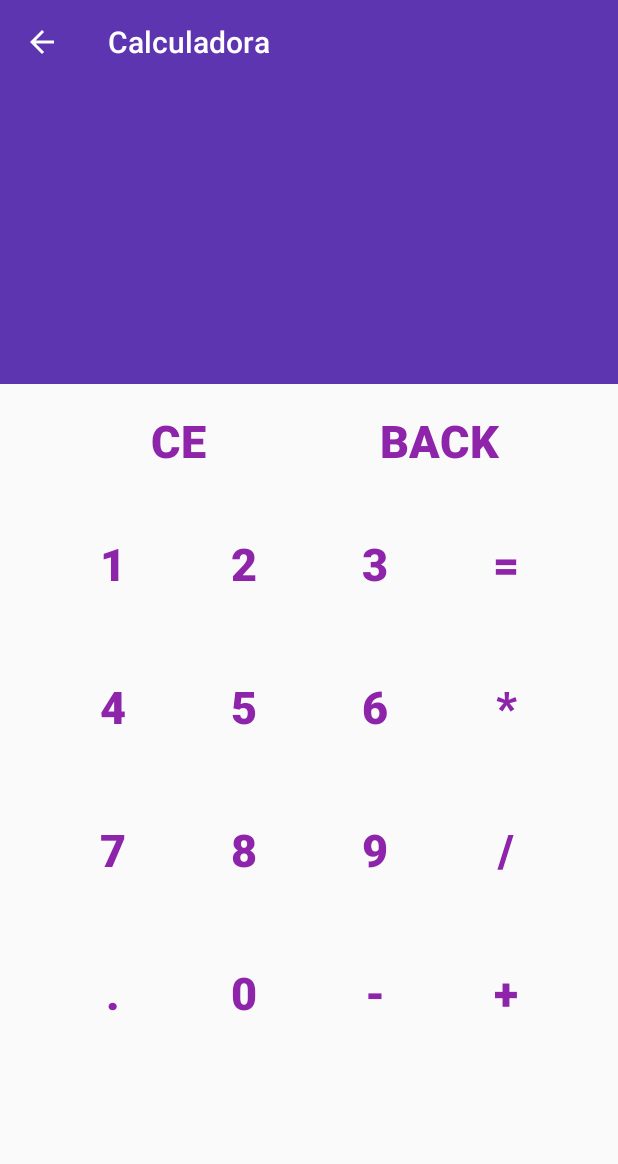
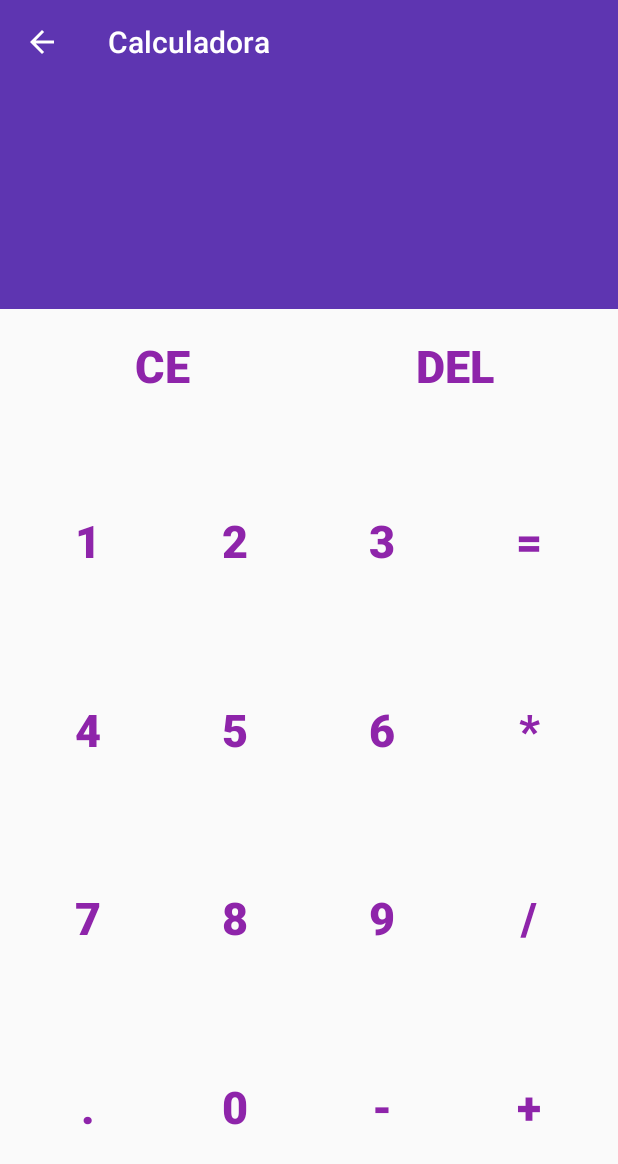
Before and after one commit to MarcosMarossi/grape, an Android app: the CalculatorActivity screen opened directly, with no data from a screen before it, on a phone screen of 412 x 824 dp. Shown: the top 1164 px of the screen. Run offline under Robolectric (Android 15) with nearby library versions, the phone set to English and light mode, and no system bars.

Commit message:
Fix some mistakes.

```diff
--- a/app/src/main/java/com/example/grapeproject/Panel/ProfitActivity.java
+++ b/app/src/main/java/com/example/grapeproject/Panel/ProfitActivity.java
@@ -87,15 +87,15 @@ public class ProfitActivity extends AppCompatActivity {
             updateBoxes(totalBoxes);
 
             switch (type){
-                case "Amarela":
+                case "Cx. Amarela":
                     int totalYellow = totalYellowBox + quantity;
                     updateYellowBox(totalYellow);
                     break;
-                case "Vermelha":
+                case "Cx. Vermelha":
                     int totalRed = totalRedBox + quantity;
                     updateRedBoxes(totalRed);
                     break;
-                case "Plastica":
+                case "Cx. Plástica":
                     int totalPlastic = totalPlacticBox + quantity;
                     updatePlasticBox(totalPlastic);
                     break;
--- a/app/src/main/res/layout/activity_calculator.xml
+++ b/app/src/main/res/layout/activity_calculator.xml
@@ -9,226 +9,256 @@
 
     <Button
         android:id="@+id/b1"
-        android:layout_width="87dp"
-        android:layout_height="87dp"
-        android:layout_marginStart="32dp"
-        android:layout_marginTop="8dp"
+        android:layout_width="78dp"
+        android:layout_height="78dp"
         android:background="@android:color/transparent"
         android:text="1"
         android:textColor="#8E24AA"
         android:textSize="30sp"
         android:textStyle="bold"
+        app:layout_constraintBottom_toTopOf="@+id/b4"
+        app:layout_constraintEnd_toStartOf="@+id/b2"
+        app:layout_constraintHorizontal_bias="0.5"
         app:layout_constraintStart_toStartOf="parent"
         app:layout_constraintTop_toBottomOf="@+id/bClear" />
 
     <Button
         android:id="@+id/b4"
-        android:layout_width="87dp"
-        android:layout_height="87dp"
-        android:layout_marginStart="32dp"
-        android:layout_marginTop="8dp"
+        android:layout_width="78dp"
+        android:layout_height="78dp"
         android:background="@android:color/transparent"
         android:text="4"
         android:textColor="#8E24AA"
         android:textSize="30sp"
         android:textStyle="bold"
+        app:layout_constraintBottom_toTopOf="@+id/b7"
+        app:layout_constraintEnd_toStartOf="@+id/b5"
+        app:layout_constraintHorizontal_bias="0.5"
         app:layout_constraintStart_toStartOf="parent"
         app:layout_constraintTop_toBottomOf="@+id/b1" />
 
     <Button
         android:id="@+id/b2"
-        android:layout_width="87dp"
-        android:layout_height="87dp"
-        android:layout_marginTop="8dp"
+        android:layout_width="78dp"
+        android:layout_height="78dp"
         android:background="@android:color/transparent"
         android:text="2"
         android:textColor="#8E24AA"
         android:textSize="30sp"
         android:textStyle="bold"
+        app:layout_constraintBottom_toTopOf="@+id/b5"
+        app:layout_constraintEnd_toStartOf="@+id/b3"
+        app:layout_constraintHorizontal_bias="0.5"
         app:layout_constraintStart_toEndOf="@+id/b1"
         app:layout_constraintTop_toBottomOf="@+id/bClear" />
 
     <Button
         android:id="@+id/b3"
-        android:layout_width="87dp"
-        android:layout_height="87dp"
-        android:layout_marginTop="8dp"
+        android:layout_width="78dp"
+        android:layout_height="78dp"
         android:background="@android:color/transparent"
         android:text="3"
         android:textColor="#8E24AA"
         android:textSize="30sp"
         android:textStyle="bold"
+        app:layout_constraintBottom_toTopOf="@+id/b6"
+        app:layout_constraintEnd_toStartOf="@+id/bRes"
+        app:layout_constraintHorizontal_bias="0.5"
         app:layout_constraintStart_toEndOf="@+id/b2"
-        app:layout_constraintTop_toBottomOf="@+id/bClear" />
+        app:layout_constraintTop_toBottomOf="@+id/bBack" />
 
     <Button
         android:id="@+id/bRes"
-        android:layout_width="87dp"
-        android:layout_height="87dp"
-        android:layout_marginTop="8dp"
+        android:layout_width="78dp"
+        android:layout_height="78dp"
         android:background="@android:color/transparent"
         android:text="="
         android:textColor="#8E24AA"
         android:textSize="30sp"
         android:textStyle="bold"
+        app:layout_constraintBottom_toTopOf="@+id/bMul"
+        app:layout_constraintEnd_toEndOf="parent"
+        app:layout_constraintHorizontal_bias="0.5"
         app:layout_constraintStart_toEndOf="@+id/b3"
-        app:layout_constraintTop_toBottomOf="@+id/bClear" />
+        app:layout_constraintTop_toBottomOf="@+id/bBack" />
 
     <Button
         android:id="@+id/bDiv"
-        android:layout_width="87dp"
-        android:layout_height="87dp"
-        android:layout_marginTop="8dp"
+        android:layout_width="78dp"
+        android:layout_height="78dp"
         android:background="@android:color/transparent"
         android:text="/"
         android:textColor="#8E24AA"
         android:textSize="30sp"
         android:textStyle="bold"
+        app:layout_constraintBottom_toTopOf="@+id/bAdd"
+        app:layout_constraintEnd_toEndOf="parent"
+        app:layout_constraintHorizontal_bias="0.5"
         app:layout_constraintStart_toEndOf="@+id/b9"
-        app:layout_constraintTop_toBottomOf="@+id/b4" />
+        app:layout_constraintTop_toBottomOf="@+id/bMul" />
 
     <Button
         android:id="@+id/bAdd"
-        android:layout_width="87dp"
-        android:layout_height="87dp"
+        android:layout_width="78dp"
+        android:layout_height="78dp"
         android:background="@android:color/transparent"
         android:text="+"
         android:textColor="#8E24AA"
         android:textSize="30sp"
         android:textStyle="bold"
+        app:layout_constraintBottom_toBottomOf="parent"
+        app:layout_constraintEnd_toEndOf="parent"
+        app:layout_constraintHorizontal_bias="0.5"
         app:layout_constraintStart_toEndOf="@+id/bSub"
-        app:layout_constraintTop_toTopOf="@+id/bDec" />
+        app:layout_constraintTop_toBottomOf="@+id/bDiv" />
 
     <Button
         android:id="@+id/b0"
-        android:layout_width="87dp"
-        android:layout_height="87dp"
-        android:layout_marginTop="8dp"
+        android:layout_width="78dp"
+        android:layout_height="78dp"
         android:background="@android:color/transparent"
         android:text="0"
         android:textColor="#8E24AA"
         android:textSize="30sp"
         android:textStyle="bold"
+        app:layout_constraintBottom_toBottomOf="parent"
+        app:layout_constraintEnd_toStartOf="@+id/bSub"
+        app:layout_constraintHorizontal_bias="0.5"
         app:layout_constraintStart_toEndOf="@+id/bDec"
-        app:layout_constraintTop_toBottomOf="@+id/b7" />
+        app:layout_constraintTop_toBottomOf="@+id/b8" />
 
     <Button
         android:id="@+id/bDec"
-        android:layout_width="87dp"
-        android:layout_height="87dp"
-        android:layout_marginStart="32dp"
-        android:layout_marginTop="8dp"
+        android:layout_width="78dp"
+        android:layout_height="78dp"
         android:background="@android:color/transparent"
         android:text="."
         android:textColor="#8E24AA"
         android:textSize="30sp"
         android:textStyle="bold"
+        app:layout_constraintBottom_toBottomOf="parent"
+        app:layout_constraintEnd_toStartOf="@+id/b0"
+        app:layout_constraintHorizontal_bias="0.5"
         app:layout_constraintStart_toStartOf="parent"
         app:layout_constraintTop_toBottomOf="@+id/b7" />
 
     <Button
         android:id="@+id/b5"
-        android:layout_width="87dp"
-        android:layout_height="87dp"
-        android:layout_marginTop="8dp"
+        android:layout_width="78dp"
+        android:layout_height="78dp"
         android:background="@android:color/transparent"
         android:text="5"
         android:textColor="#8E24AA"
         android:textSize="30sp"
         android:textStyle="bold"
+        app:layout_constraintBottom_toTopOf="@+id/b8"
+        app:layout_constraintEnd_toStartOf="@+id/b6"
+        app:layout_constraintHorizontal_bias="0.5"
         app:layout_constraintStart_toEndOf="@+id/b4"
-        app:layout_constraintTop_toBottomOf="@+id/b1" />
+        app:layout_constraintTop_toBottomOf="@+id/b2" />
 
     <Button
         android:id="@+id/b6"
-        android:layout_width="87dp"
-        android:layout_height="87dp"
-        android:layout_marginTop="8dp"
+        android:layout_width="78dp"
+        android:layout_height="78dp"
         android:background="@android:color/transparent"
         android:text="6"
         android:textColor="#8E24AA"
         android:textSize="30sp"
         android:textStyle="bold"
+        app:layout_constraintBottom_toTopOf="@+id/b9"
+        app:layout_constraintEnd_toStartOf="@+id/bMul"
+        app:layout_constraintHorizontal_bias="0.5"
         app:layout_constraintStart_toEndOf="@+id/b5"
-        app:layout_constraintTop_toBottomOf="@+id/b1" />
+        app:layout_constraintTop_toBottomOf="@+id/b3" />
 
     <Button
         android:id="@+id/bMul"
-        android:layout_width="87dp"
-        android:layout_height="87dp"
-        android:layout_marginTop="8dp"
+        android:layout_width="78dp"
+        android:layout_height="78dp"
         android:background="@android:color/transparent"
         android:text="*"
         android:textColor="#8E24AA"
         android:textSize="30sp"
         android:textStyle="bold"
+        app:layout_constraintBottom_toTopOf="@+id/bDiv"
+        app:layout_constraintEnd_toEndOf="parent"
+        app:layout_constraintHorizontal_bias="0.5"
         app:layout_constraintStart_toEndOf="@+id/b6"
-        app:layout_constraintTop_toBottomOf="@+id/b1" />
+        app:layout_constraintTop_toBottomOf="@+id/bRes" />
 
     <Button
         android:id="@+id/b7"
-        android:layout_width="87dp"
-        android:layout_height="87dp"
-        android:layout_marginStart="32dp"
-        android:layout_marginTop="8dp"
+        android:layout_width="78dp"
+        android:layout_height="78dp"
         android:background="@android:color/transparent"
         android:text="7"
         android:textColor="#8E24AA"
         android:textSize="30sp"
         android:textStyle="bold"
+        app:layout_constraintBottom_toTopOf="@+id/bDec"
+        app:layout_constraintEnd_toStartOf="@+id/b8"
+        app:layout_constraintHorizontal_bias="0.5"
         app:layout_constraintStart_toStartOf="parent"
         app:layout_constraintTop_toBottomOf="@+id/b4" />
 
     <Button
         android:id="@+id/b9"
-        android:layout_width="87dp"
-        android:layout_height="87dp"
-        android:layout_marginTop="8dp"
+        android:layout_width="78dp"
+        android:layout_height="78dp"
         android:background="@android:color/transparent"
         android:text="9"
         android:textColor="#8E24AA"
         android:textSize="30sp"
         android:textStyle="bold"
+        app:layout_constraintBottom_toTopOf="@+id/bSub"
+        app:layout_constraintEnd_toStartOf="@+id/bDiv"
+        app:layout_constraintHorizontal_bias="0.5"
         app:layout_constraintStart_toEndOf="@+id/b8"
-        app:layout_constraintTop_toBottomOf="@+id/b4" />
+        app:layout_constraintTop_toBottomOf="@+id/b6" />
 
     <Button
         android:id="@+id/bSub"
-        android:layout_width="87dp"
-        android:layout_height="87dp"
-        android:layout_marginTop="8dp"
+        android:layout_width="78dp"
+        android:layout_height="78dp"
         android:background="@android:color/transparent"
         android:text="-"
         android:textColor="#8E24AA"
         android:textSize="30sp"
         android:textStyle="bold"
+        app:layout_constraintBottom_toBottomOf="parent"
+        app:layout_constraintEnd_toStartOf="@+id/bAdd"
+        app:layout_constraintHorizontal_bias="0.5"
         app:layout_constraintStart_toEndOf="@+id/b0"
-        app:layout_constraintTop_toBottomOf="@+id/b7" />
+        app:layout_constraintTop_toBottomOf="@+id/b9" />
 
     <Button
         android:id="@+id/b8"
-        android:layout_width="87dp"
-        android:layout_height="87dp"
-        android:layout_marginTop="8dp"
+        android:layout_width="78dp"
+        android:layout_height="78dp"
         android:background="@android:color/transparent"
         android:text="8"
         android:textColor="#8E24AA"
         android:textSize="30sp"
         android:textStyle="bold"
+        app:layout_constraintBottom_toTopOf="@+id/b0"
+        app:layout_constraintEnd_toStartOf="@+id/b9"
+        app:layout_constraintHorizontal_bias="0.5"
         app:layout_constraintStart_toEndOf="@+id/b7"
-        app:layout_constraintTop_toBottomOf="@+id/b4" />
+        app:layout_constraintTop_toBottomOf="@+id/b5" />
 
     <Button
         android:id="@+id/bClear"
         android:layout_width="174dp"
         android:layout_height="60dp"
-        android:layout_marginStart="32dp"
         android:layout_marginTop="8dp"
         android:background="@android:color/transparent"
         android:text="CE"
         android:textColor="#8E24AA"
         android:textSize="30sp"
         android:textStyle="bold"
+        app:layout_constraintEnd_toStartOf="@+id/bBack"
+        app:layout_constraintHorizontal_bias="0.5"
         app:layout_constraintStart_toStartOf="parent"
         app:layout_constraintTop_toBottomOf="@+id/texto" />
 
@@ -238,23 +268,23 @@
         android:layout_height="60dp"
         android:layout_marginTop="8dp"
         android:background="@android:color/transparent"
-        android:text="BACK"
+        android:text="DEL"
         android:textColor="#8E24AA"
         android:textSize="30sp"
         android:textStyle="bold"
+        app:layout_constraintEnd_toEndOf="parent"
+        app:layout_constraintHorizontal_bias="0.5"
         app:layout_constraintStart_toEndOf="@+id/bClear"
         app:layout_constraintTop_toBottomOf="@+id/texto" />
 
     <TextView
         android:id="@+id/texto"
         android:layout_width="match_parent"
-        android:layout_height="200dp"
+        android:layout_height="150dp"
         android:background="#5E35B1"
         android:gravity="center|end"
         android:textColor="#FFFFFF"
         android:textSize="36sp"
-        android:textStyle="bold"
-        app:layout_constraintStart_toStartOf="parent"
-        app:layout_constraintTop_toTopOf="parent" />
+        android:textStyle="bold" />
 
 </androidx.constraintlayout.widget.ConstraintLayout>
--- a/app/src/main/res/layout/activity_data.xml
+++ b/app/src/main/res/layout/activity_data.xml
@@ -97,6 +97,7 @@
         android:layout_marginStart="32dp"
         android:layout_marginTop="16dp"
         android:text="Caixas Vermelhas: "
+        android:textColor="@color/red"
         android:textSize="18sp"
         android:textStyle="bold"
         app:layout_constraintStart_toStartOf="parent"
@@ -109,6 +110,7 @@
         android:layout_marginStart="32dp"
         android:layout_marginTop="16dp"
         android:text="Caixas Amarelas:"
+        android:textColor="@color/yellow"
         android:textSize="18sp"
         android:textStyle="bold"
         app:layout_constraintStart_toStartOf="parent"
@@ -121,6 +123,7 @@
         android:layout_marginStart="32dp"
         android:layout_marginTop="16dp"
         android:text="Caixas Plásticas:"
+        android:textColor="@color/blue"
         android:textSize="18sp"
         android:textStyle="bold"
         app:layout_constraintStart_toStartOf="parent"
@@ -158,6 +161,6 @@
         app:layout_constraintEnd_toEndOf="parent"
         app:layout_constraintStart_toStartOf="parent"
         app:layout_constraintTop_toTopOf="parent"
-        app:srcCompat="@drawable/grapes" />
+        app:srcCompat="@drawable/infographic" />
 
 </androidx.constraintlayout.widget.ConstraintLayout>
--- a/app/src/main/res/layout/activity_status.xml
+++ b/app/src/main/res/layout/activity_status.xml
@@ -88,10 +88,11 @@
         android:id="@+id/floatingActionButton"
         android:layout_width="wrap_content"
         android:layout_height="wrap_content"
-        android:layout_marginEnd="16dp"
-        android:layout_marginBottom="16dp"
+        android:layout_marginEnd="8dp"
+        android:layout_marginBottom="8dp"
         android:clickable="true"
         android:onClick="criarLucro"
+        app:fabSize="mini"
         app:layout_constraintBottom_toBottomOf="parent"
         app:layout_constraintEnd_toEndOf="parent"
         fab:srcCompat="@drawable/fab_add" />
--- a/app/src/main/res/menu/menu_status.xml
+++ b/app/src/main/res/menu/menu_status.xml
@@ -15,6 +15,12 @@
         app:showAsAction="never" />
 
     <item
+        android:id="@+id/itemFinish"
+        android:orderInCategory="100"
+        android:title="e-Colheita"
+        app:showAsAction="never" />
+
+    <item
         android:id="@+id/itemClose"
         android:orderInCategory="100"
         android:title="Sair"
--- a/app/src/main/res/values/colors.xml
+++ b/app/src/main/res/values/colors.xml
@@ -6,4 +6,6 @@
 
     <color name="yellow">#FFB300</color>
     <color name="red">#E53935</color>
+    <color name="blue">#039BE5</color>
+    <color name="gren">#43A047</color>
 </resources>
```
Also changed, not shown: app/src/main/java/com/example/grapeproject/Adapter/AdapterValues.java (+10 -2 lines), app/src/main/java/com/example/grapeproject/Panel/StatusActivity.java (+66 -15 lines), app/src/main/res/layout/list.xml (+11 -1 lines), app/src/main/res/values/strings.xml (+19 -11 lines), app/src/main/res/drawable/infographic.png (added).
